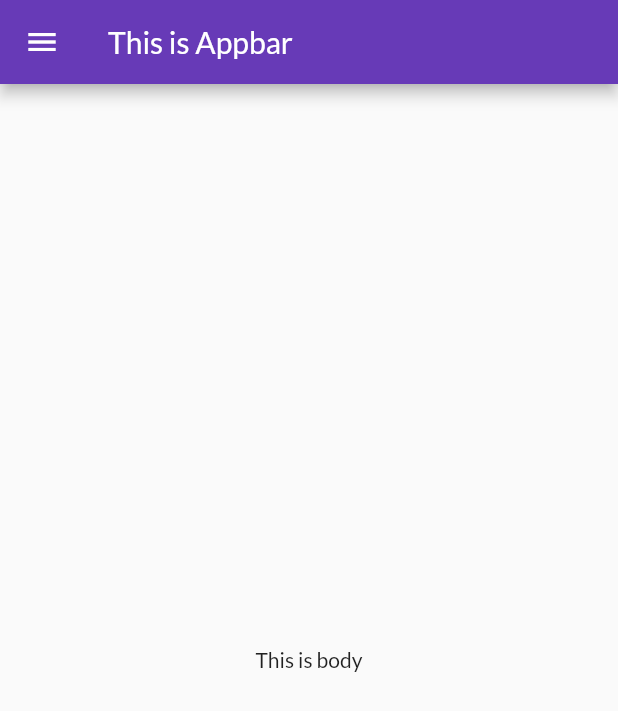
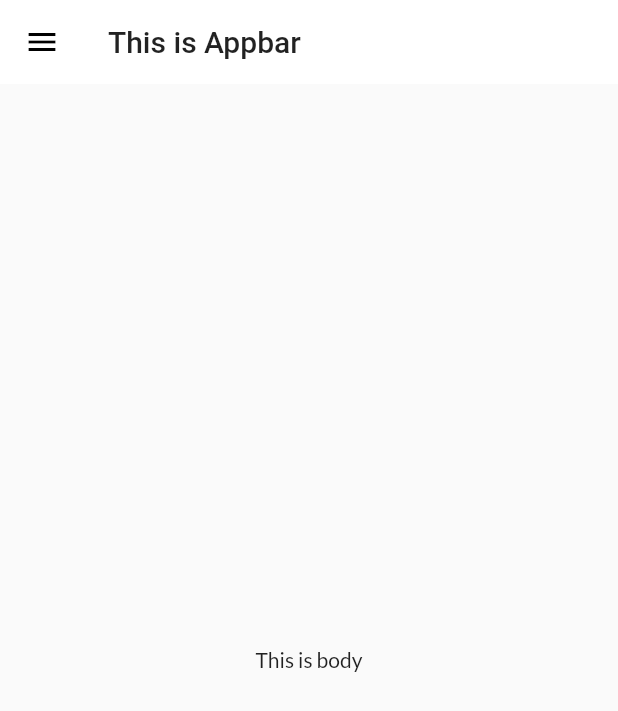
Before and after one commit to sushantsharma07/30days_flutter, a Flutter app: the screen it shows after launch, on a phone screen of 412 x 824 dp. Shown: the top 711 px of the screen. Run offline on Flutter 3.47's test engine with Material 2 defaults, Android fonts, the phone set to English and light mode, and no system bars; our stand-ins replace google_fonts.

Commit message:
themeextrected

```diff
--- a/first_project/lib/main.dart
+++ b/first_project/lib/main.dart
@@ -1,5 +1,6 @@
 import 'package:first_project/pages/home_page.dart';
 import 'package:first_project/pages/login.dart';
+import 'package:first_project/pages/widgets/theme.dart';
 import 'package:first_project/utils/routs.dart';
 import 'package:flutter/material.dart';
 import 'package:google_fonts/google_fonts.dart';
@@ -16,11 +17,8 @@ class MyApp extends StatelessWidget {
   @override
   Widget build(BuildContext context) {
     return MaterialApp(
-        theme: ThemeData(
-            primarySwatch: Colors.deepPurple,
-            fontFamily: GoogleFonts.lato().fontFamily),
-        themeMode: ThemeMode.light,
-        darkTheme: ThemeData(brightness: Brightness.dark),
+        theme: MyTheme.lightTheme(context),
+        darkTheme: MyTheme.darkTheme(context),
         debugShowCheckedModeBanner: false,
         initialRoute: MyRoutes.homeRoute,
         routes: {
--- /dev/null
+++ b/first_project/lib/pages/widgets/theme.dart
@@ -0,0 +1,17 @@
+import 'package:flutter/material.dart';
+import 'package:google_fonts/google_fonts.dart';
+
+class MyTheme {
+  static ThemeData lightTheme(BuildContext context) => ThemeData(
+      primarySwatch: Colors.deepPurple,
+      appBarTheme: AppBarTheme(
+          color: Colors.white,
+          elevation: 0.0,
+          iconTheme: IconThemeData(color: Colors.black),
+          toolbarTextStyle: Theme.of(context).textTheme.bodyText2,
+          titleTextStyle: Theme.of(context).textTheme.headline6),
+      fontFamily: GoogleFonts.lato().fontFamily);
+
+  static ThemeData darkTheme(BuildContext context) =>
+      ThemeData(brightness: Brightness.dark);
+}
```
